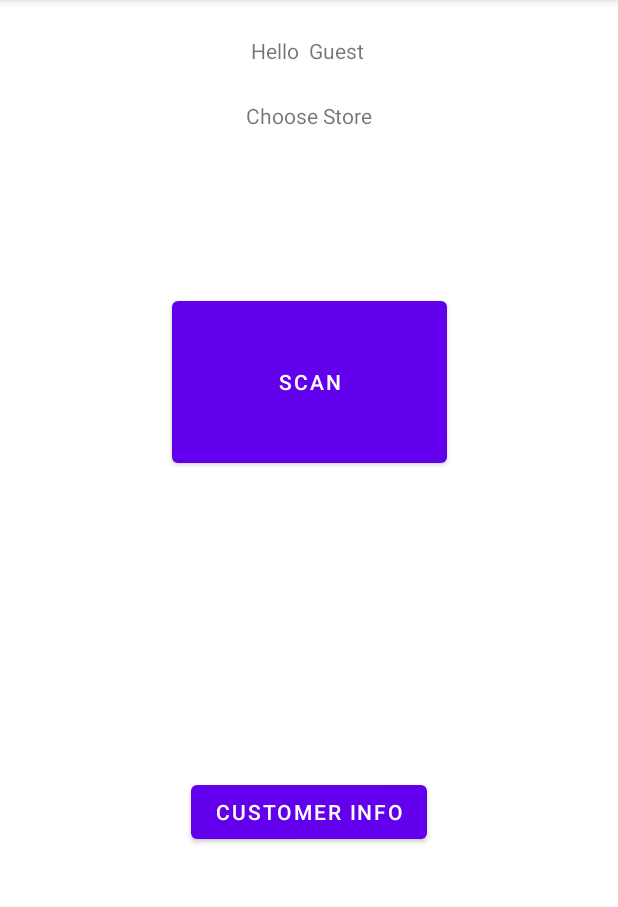
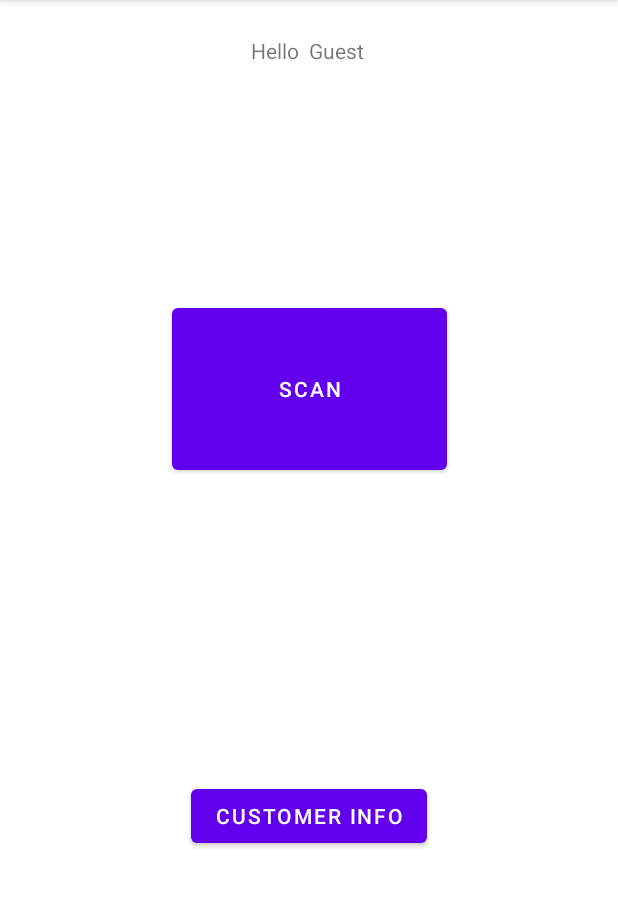
Before and after one commit to azzidahaka/Final-Project-sem-6-, an Android app: the CustomerHome screen opened directly, with no data from a screen before it, on a phone screen of 412 x 824 dp, the part 84-991 px from its top. Run offline under Robolectric (Android 15) with nearby library versions, the phone set to English and light mode, and no system bars; our stand-ins replace Firebase (no records; nobody signed in at launch, a user with empty details on screens opened directly).

```diff
--- a/app/src/main/res/layout/activity_customer_home.xml
+++ b/app/src/main/res/layout/activity_customer_home.xml
@@ -6,26 +6,16 @@
     android:layout_height="match_parent"
     tools:context=".CustomerHome">
 
-    <TextView
-        android:id="@+id/textViewChooseStore"
-        android:layout_width="wrap_content"
-        android:layout_height="wrap_content"
-        android:layout_marginTop="24dp"
-        android:text="@string/choose"
-        app:layout_constraintEnd_toEndOf="parent"
-        app:layout_constraintStart_toStartOf="parent"
-        app:layout_constraintTop_toBottomOf="@+id/textViewUserActualName" />
-
     <Button
         android:id="@+id/scanCodeButton"
         android:layout_width="183dp"
         android:layout_height="120dp"
-        android:layout_marginTop="108dp"
+        android:layout_marginTop="156dp"
         android:onClick="onScannerClick"
         android:text="@string/scan"
         app:layout_constraintEnd_toEndOf="parent"
         app:layout_constraintStart_toStartOf="parent"
-        app:layout_constraintTop_toBottomOf="@+id/textViewChooseStore" />
+        app:layout_constraintTop_toBottomOf="@+id/textViewUserActualName" />
 
     <Button
         android:id="@+id/userInfoButton"
--- a/app/src/main/res/values/strings.xml
+++ b/app/src/main/res/values/strings.xml
@@ -14,7 +14,6 @@
     <string name="product_info">Product Info</string>
     <string name="edit_product">Edit Product</string>
     <string name="edit">Edit</string>
-    <string name="choose">Choose Store</string>
     <string name="user_info">Customer Info</string>
     <string name="basic_info">Basic Info</string>
     <string name="detailed_info">Detailed Info</string>
```
Also changed, not shown: app/src/main/java/com/example/finalproject/CustomerInfo.kt (+22 -0 lines).
